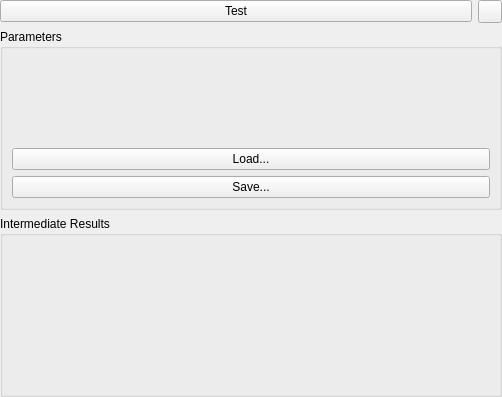
Above: AcfSln/Include/iedgegui/CEdgeLinesSupplierGuiComp.ui from ImagingTools/AcfPublic before the change. Below: the same form after it.
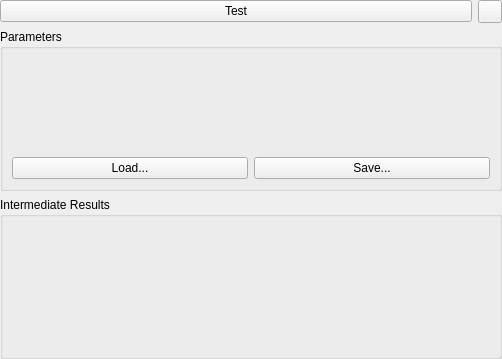
That is the form after the change. Icons and pictures are not drawn.

Commit message: Added Camera SVG icon Some supplier GUIs optimized Some cleanups

Patch:
```diff
--- a/AcfSln/Include/iedgegui/CEdgeLinesSupplierGuiComp.ui
+++ b/AcfSln/Include/iedgegui/CEdgeLinesSupplierGuiComp.ui
@@ -7,7 +7,7 @@
     <x>0</x>
     <y>0</y>
     <width>502</width>
-    <height>397</height>
+    <height>359</height>
    </rect>
   </property>
   <property name="windowTitle">
@@ -20,7 +20,7 @@
    <item row="2" column="0" colspan="2">
     <widget class="QGroupBox" name="ParamsGB">
      <property name="sizePolicy">
-      <sizepolicy hsizetype="Preferred" vsizetype="Minimum">
+      <sizepolicy hsizetype="Preferred" vsizetype="MinimumExpanding">
        <horstretch>0</horstretch>
        <verstretch>0</verstretch>
       </sizepolicy>
@@ -28,15 +28,15 @@
      <property name="title">
       <string>Parameters</string>
      </property>
-     <layout class="QVBoxLayout">
-      <property name="spacing">
-       <number>6</number>
-      </property>
-      <property name="margin">
-       <number>9</number>
-      </property>
+     <layout class="QVBoxLayout" name="verticalLayout_2">
       <item>
        <widget class="QFrame" name="ParamsFrame">
+        <property name="sizePolicy">
+         <sizepolicy hsizetype="Preferred" vsizetype="MinimumExpanding">
+          <horstretch>0</horstretch>
+          <verstretch>0</verstretch>
+         </sizepolicy>
+        </property>
         <property name="frameShape">
          <enum>QFrame::NoFrame</enum>
         </property>
@@ -54,6 +54,8 @@
        </widget>
       </item>
       <item>
+       <layout class="QHBoxLayout" name="horizontalLayout">
+        <item>
        <widget class="QPushButton" name="LoadParamsButton">
         <property name="sizePolicy">
          <sizepolicy hsizetype="Preferred" vsizetype="Fixed">
@@ -80,6 +82,8 @@
        </widget>
       </item>
      </layout>
+      </item>
+     </layout>
     </widget>
    </item>
    <item row="0" column="1">
@@ -99,7 +103,7 @@
    <item row="3" column="0" colspan="2">
     <widget class="QGroupBox" name="IntResultsFrame">
      <property name="sizePolicy">
-      <sizepolicy hsizetype="Preferred" vsizetype="Minimum">
+      <sizepolicy hsizetype="Preferred" vsizetype="MinimumExpanding">
        <horstretch>0</horstretch>
        <verstretch>0</verstretch>
       </sizepolicy>
```
Left out of the diff: 6 changed lines with no effect on the pictures. Lines whose indentation alone changed are shown as unchanged. The commit also changes 13 other files.
